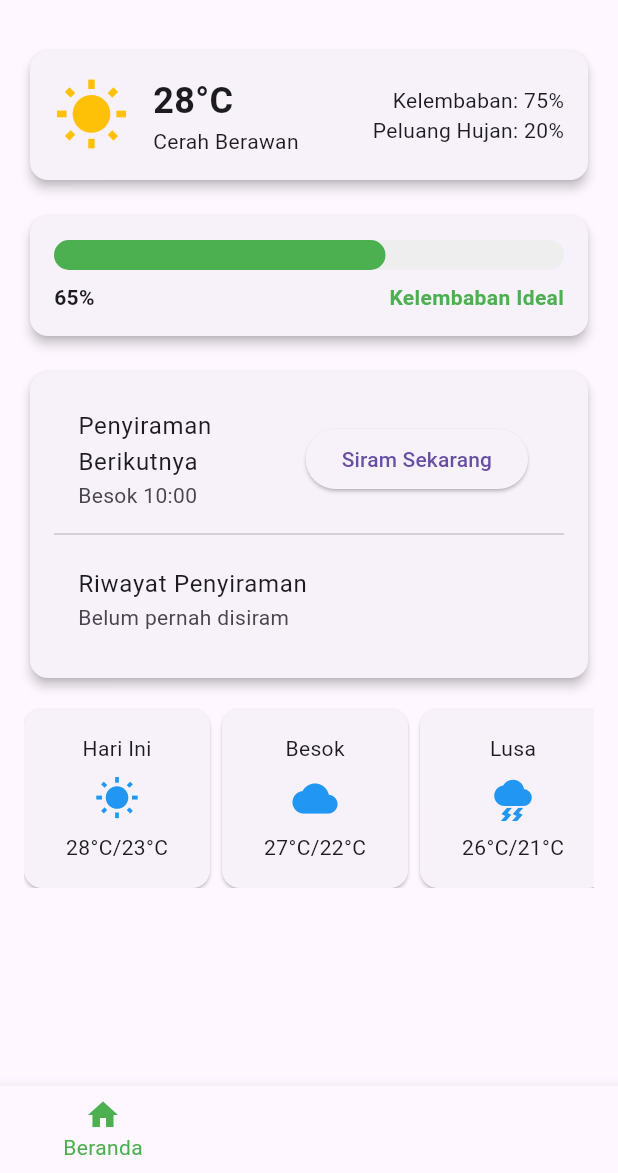
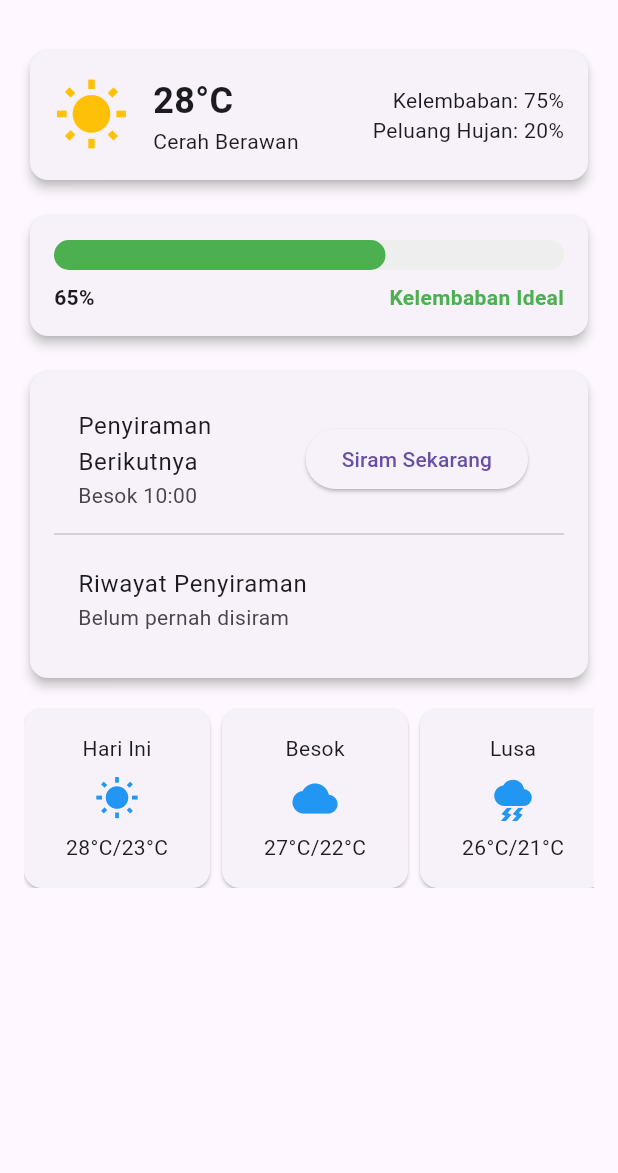
Before and after one commit to faruq010703/pertanian_app, a Flutter app: the HomeScreen screen opened directly, on a phone screen of 412 x 824 dp, the part 63-1236 px from its top. Run offline on Flutter 3.47's test engine with Material 3 defaults, Android fonts, the light colour scheme and no system bars.

Commit message:
menghapus navigasi

```diff
--- a/lib/screens/home_screen.dart
+++ b/lib/screens/home_screen.dart
@@ -30,7 +30,6 @@ class _HomeScreenState extends State<HomeScreen> {
   int _soilMoisture = 65;
   bool _isWatering = false;
   DateTime? _lastWateredTime;
-  int _selectedIndex = 0;
 
   final List<Map<String, dynamic>> _weatherForecast = [
     {'day': 'Hari Ini', 'icon': Icons.wb_sunny, 'temp': '28°C/23°C', 'rainChance': 20},
@@ -107,12 +106,6 @@ class _HomeScreenState extends State<HomeScreen> {
     return 'Terakhir disiram: ${time.hour.toString().padLeft(2, '0')}:${time.minute.toString().padLeft(2, '0')}';
   }
 
-  void _onItemTapped(int index) {
-    setState(() {
-      _selectedIndex = index;
-    });
-  }
-
   @override
   Widget build(BuildContext context) {
     final nextWateringTime = _soilMoisture < 60
@@ -121,7 +114,7 @@ class _HomeScreenState extends State<HomeScreen> {
 
     return Scaffold(
       appBar: AppBar(
-        title: const Text('Aplikasi Pertanian'), // Changed from 'Beranda Pertanian'
+        title: const Text('Aplikasi Pertanian'),
         actions: [
           IconButton(
             icon: const Icon(Icons.refresh),
@@ -134,7 +127,7 @@ class _HomeScreenState extends State<HomeScreen> {
         child: Column(
           crossAxisAlignment: CrossAxisAlignment.start,
           children: [
-            // Weather Card - simplified without duplicate title
+            // Weather Card
             Card(
               elevation: 3,
               child: Padding(
@@ -170,7 +163,7 @@ class _HomeScreenState extends State<HomeScreen> {
             ),
             const SizedBox(height: 16),
 
-            // Soil Moisture Card - simplified
+            // Soil Moisture Card
             Card(
               elevation: 3,
               child: Padding(
@@ -209,7 +202,7 @@ class _HomeScreenState extends State<HomeScreen> {
             ),
             const SizedBox(height: 16),
 
-            // Watering Schedule Card - simplified
+            // Watering Schedule Card
             Card(
               elevation: 3,
               child: Padding(
@@ -237,7 +230,7 @@ class _HomeScreenState extends State<HomeScreen> {
             ),
             const SizedBox(height: 16),
 
-            // Weather Forecast - simplified
+            // Weather Forecast
             SizedBox(
               height: 120,
               child: ListView(
@@ -253,29 +246,7 @@ class _HomeScreenState extends State<HomeScreen> {
           ],
         ),
       ),
-      bottomNavigationBar: BottomNavigationBar(
-        items: const <BottomNavigationBarItem>[
-          BottomNavigationBarItem(
-            icon: Icon(Icons.home),
-            label: 'Beranda',
-          ),
-          BottomNavigationBarItem(
-            icon: Icon(Icons.agriculture),
-            label: 'Pestisida',
-          ),
-          BottomNavigationBarItem(
-            icon: Icon(Icons.lightbulb),
-            label: 'Tips',
-          ),
-          BottomNavigationBarItem(
-            icon: Icon(Icons.person),
-            label: 'Profil',
-          ),
-        ],
-        currentIndex: _selectedIndex,
-        selectedItemColor: Colors.green,
-        onTap: _onItemTapped,
-      ),
+      // Bottom navigation bar has been removed
     );
   }
 }
```
